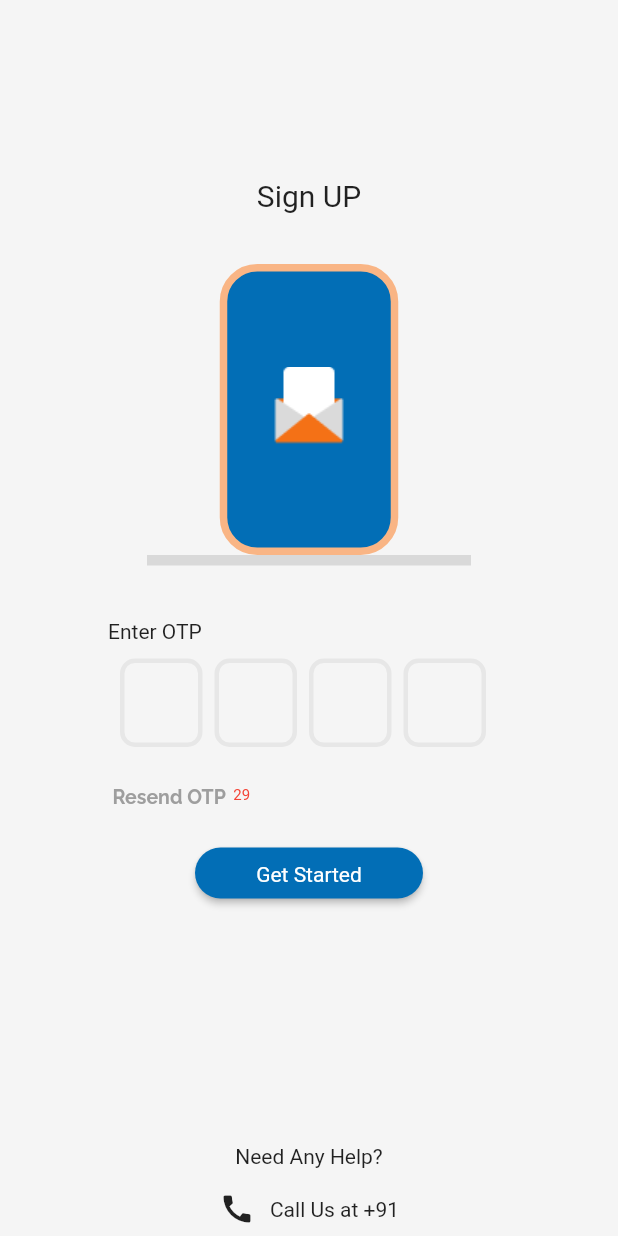
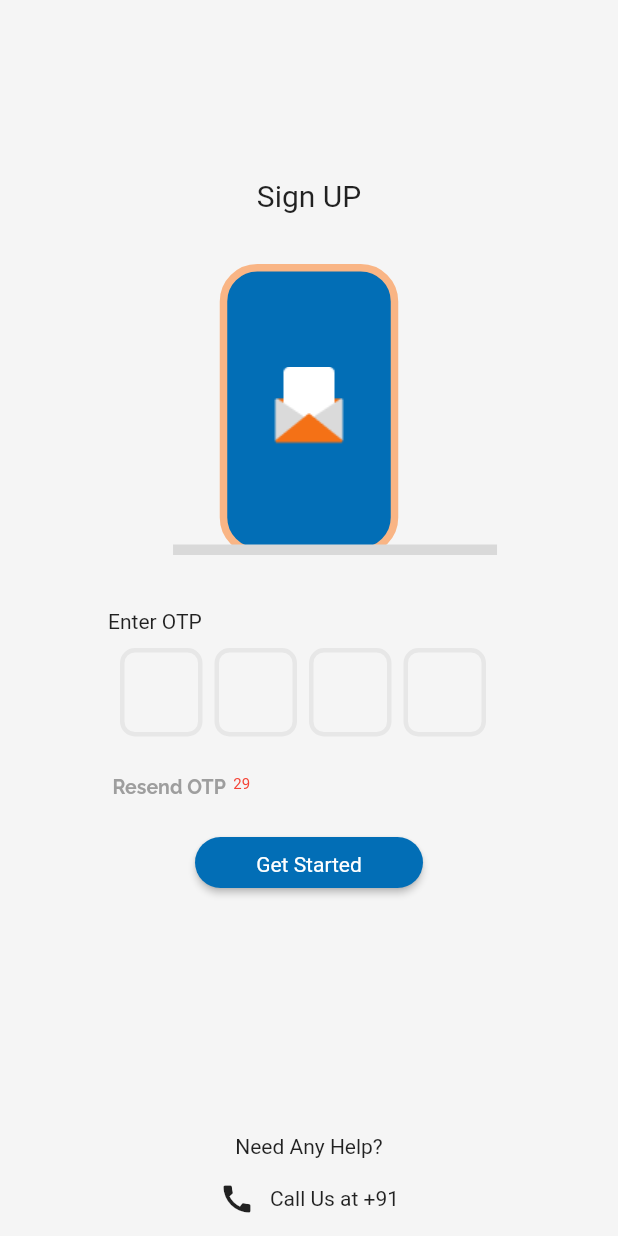
Before and after one commit to chantimudavath/packers_bility, a Flutter app: the OTPScreen screen opened by its route, on a phone screen of 412 x 824 dp. Run offline on Flutter 3.47's test engine with Material 2 defaults, Android fonts, the phone set to English and light mode, and no system bars; drawn by our look-alikes of flutter_otp_text_field; our stand-ins replace carousel_slider, curved_navigation_bar, easy_localization, get, google_fonts.

Commit message:
Sign up pages

```diff
--- a/lib/LoginFlow/otp.dart
+++ b/lib/LoginFlow/otp.dart
@@ -62,9 +62,11 @@ class _OTPScreenState extends State<OTPScreen> {
         child: SingleChildScrollView(
           child: Column(
             mainAxisAlignment: MainAxisAlignment.start,
-            crossAxisAlignment: CrossAxisAlignment.center,
+            crossAxisAlignment: CrossAxisAlignment.start,
             children: [
-              Padding(
+              Align(
+                alignment: Alignment.center,
+                child: Padding(
                   padding: const EdgeInsets.only(top: 119),
                   child: Container(
                     child: const Text(
@@ -73,11 +75,15 @@ class _OTPScreenState extends State<OTPScreen> {
                     ),
                   ),
                 ),
+              ),
               const SizedBox(
                 height: 34,
               ),
 
-              Container(
+             Stack(
+                children: [
+                    Center(
+                   child: Container(
                     width: 119,
                     height: 194,
                     decoration: BoxDecoration(
@@ -88,17 +94,25 @@ class _OTPScreenState extends State<OTPScreen> {
                              style: BorderStyle.solid
                            ),
                            borderRadius: BorderRadius.circular(25),
-                          //  child: Image.asset(ImagesAssetPAth.mailImage),
+
                            color: Color(0xFF026EB6),
 
                     ),
-                // color: Color(0xFF026EB6),
+
                      child: Image.asset(ImagesAssetPAth.mailImage),
+
                    ),
-              Container(
+                 ),
+               Positioned(
+                left: MediaQuery.of(context).size.width*0.28,
+                bottom: 0,
+                 child: Container(
                   width: 216,
                   height: 7,
                    color: Color(0xFFD9D9D9),
+                 ),
+               ),
+                ],
                ),
               Padding(
                 padding: EdgeInsets.only(left: 72, right: 72, top: 36),
@@ -190,7 +204,8 @@ class _OTPScreenState extends State<OTPScreen> {
               const SizedBox(
                 height: 164,
               ),
-              const Text(ProjectStrings.needAnyHelp),
+              Align(alignment: Alignment.center,
+                child: const Text(ProjectStrings.needAnyHelp)),
               SizedBox(
                 height: 15,
               ),
--- a/lib/Utilitys/stringUtilitys.dart
+++ b/lib/Utilitys/stringUtilitys.dart
@@ -1,6 +1,7 @@
 class ProjectStrings{
-   static const String iAgreeWiththeTermsandConditions ="I Agree with the Terms and Conditions";
+   static const String iAgreeWiththeTermsandConditions ="I Agree with the  ";
    static const String getOTP = "GET OTP";
+    static const String  termsandConditions ="Terms and Conditions";
     static const String needAnyHelp = "Need Any Help?";
     static const String callUsAt ="Call Us at +91";
     static const String getStarted ="Get Started";
--- a/lib/main.dart
+++ b/lib/main.dart
@@ -60,7 +60,7 @@ class MyApp extends StatelessWidget {
         primarySwatch: Colors.blue,
       ),
        getPages: [
-        GetPage(name: '/', page: () => const OTPScreen()),
+        GetPage(name: '/', page: () => const Login()),
         GetPage(name: '/otpScreen', page: () => const OTPScreen()),
         GetPage(name: '/homePage', page: () => const HomePage()),
         GetPage(name: '/welComeScreen', page: () => const WelComeScreen()),
```
Also changed, not shown: lib/LoginFlow/Login.dart (+19 -22 lines). Lines whose indentation alone changed are shown as unchanged.
